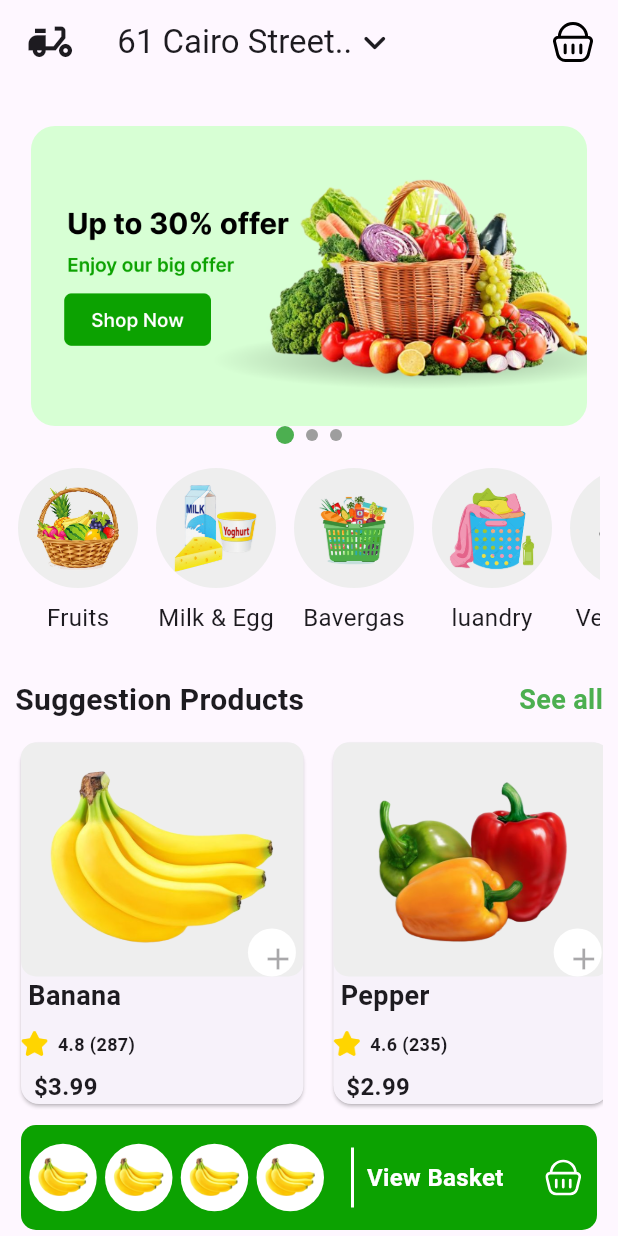
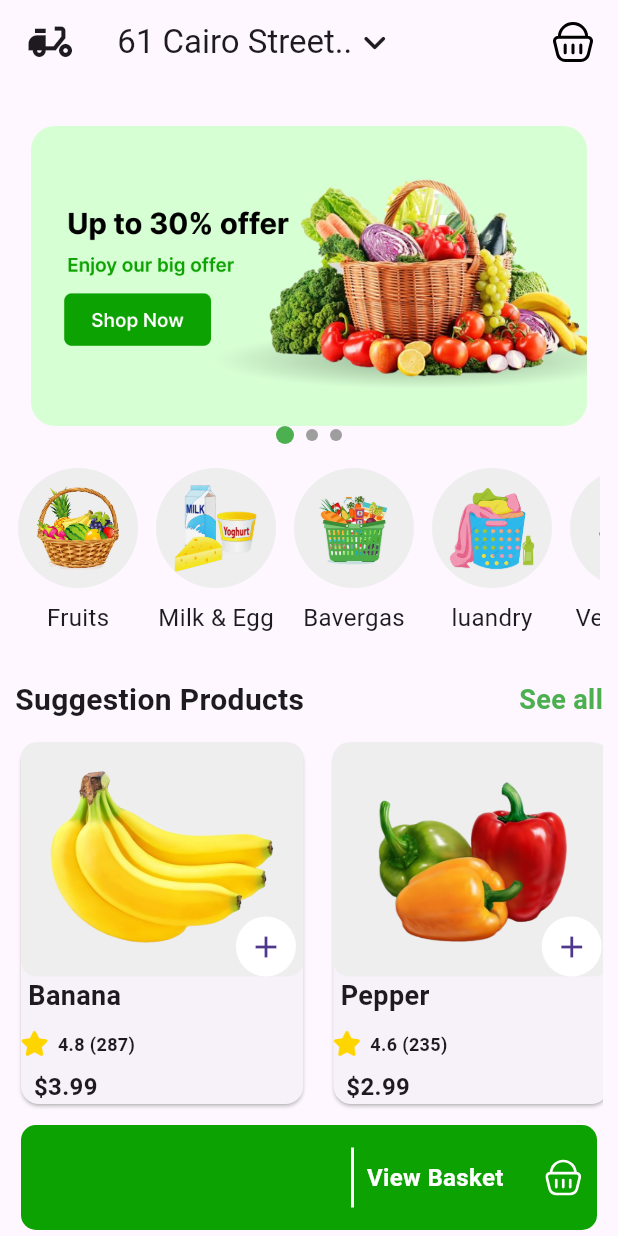
Before and after one commit to Omar-programming-12/fruit_store_app, a Flutter app: the screen it shows after launch, on a phone screen of 412 x 824 dp. Run offline on Flutter 3.47's test engine with Material 3 defaults, Android fonts, the phone set to English and light mode, and no system bars; drawn by our look-alikes of carousel_slider; our stand-ins replace flutter_svg.

Commit message:
third commit

```diff
--- a/lib/screens/home_screen.dart
+++ b/lib/screens/home_screen.dart
@@ -16,6 +16,7 @@ class HomeScreen extends StatefulWidget {
 }
 
 class _HomeScreenState extends State<HomeScreen> {
+
   List<ProductModel> product = [
     ProductModel(
       name: 'Banana',
@@ -66,7 +67,9 @@ class _HomeScreenState extends State<HomeScreen> {
                 CategoryItem(
                     imagePath: 'assets/assets/category/fruits.png',
                     label: 'Fruits',
-                    imageSize: 65),
+                    imageSize: 65
+
+                    ),
                     SizedBox(width: 12),
                 CategoryItem(
                     imagePath: 'assets/assets/category/egg.png',
@@ -126,37 +129,34 @@ Padding(
               productName: ' Banana',
               productDesc: '  4.8 (287)',
               productPrice: r'  $3.99',
-              onTap: (){},
+              onAddPressed: () {
+                setState(() {
+                  basketList.add(product[0].image);
+                });
+              },
             ),
             CustomCard(
               productImage: 'assets/assets/fruits/papper.png',
               productName: ' Pepper',
               productDesc: '  4.6 (235)',
               productPrice: r'  $2.99',
-              onTap: (){},
+              onAddPressed: () {
+                setState(() {
+                  basketList.add(product[1].image);
+                });
+              },
             ),
              CustomCard(
               productImage: 'assets/assets/fruits/orange.png',
               productName: ' Orange',
               productDesc: '  3.9 (118)',
               productPrice: r'  $4.99',
-              onTap: (){},
+              onAddPressed: () {
+                setState(() {
+                  basketList.add(product[2].image);
+                });
+              },
             ),
-            CustomCard(
-              productImage: 'assets/assets/fruits/download__2_-removebg-preview.png',
-              productName: ' Pineapple',
-              productDesc: '  2.4 (489)',
-              productPrice: r'  $7.99',
-              onTap: (){},
-            ),
-             CustomCard(
-              productImage: 'assets/assets/fruits/image-removebg-preview.png',
-              productName: ' Apple',
-              productDesc: '  3.2 (362)',
-              productPrice: r'  $5.79',
-              onTap: (){},
-            ),
-
           ],
         ),
       ),
@@ -178,7 +178,7 @@ Padding(
                 width: 220,
             child:
               ListView.builder(
-              itemCount: 4,
+              itemCount: basketList.length,
               scrollDirection: Axis.horizontal,
               itemBuilder: (context , index){
                 return Padding(
@@ -192,7 +192,7 @@ Padding(
                             ),
                             child: Padding(
                               padding: const EdgeInsets.all(4),
-                              child: Image.asset('assets/assets/fruits/banana.png'),
+                              child: Image.asset(basketList[index]),
                             ),
                   ),
                 );
@@ -213,6 +213,22 @@ Padding(
               ),),
               Spacer(),
  SvgPicture.asset('assets/assets/icons/basket.svg',color: Colors.white,width: 25,height: 25,),
+              if(basketList.isNotEmpty)
+              Positioned(
+              right: 0,
+              top: 0,
+              child:
+              CircleAvatar(
+                radius: 8,
+                backgroundColor: Colors.red,
+                child: Text(
+                  basketList.length.toString(),
+                  style: TextStyle(
+                    fontSize: 10,
+                    color: Colors.white
+                  ),
+                ),
+              ),),
               SizedBox(width: 10),
              ],
           ),
--- a/lib/widgets/custom_card.dart
+++ b/lib/widgets/custom_card.dart
@@ -7,15 +7,14 @@ class CustomCard extends StatelessWidget {
     required this.productDesc,
     required this.productPrice,
     required this.productImage,
-    required this.onTap,
-    this.onAddPressed,
+    required this.onAddPressed,
   });
   final productImage;
   final productName;
   final productDesc;
   final productPrice;
-  final Function()? onTap;
-  final VoidCallback? onAddPressed;
+  final VoidCallback onAddPressed;
+
   @override
   Widget build(BuildContext context) {
     return Card(
@@ -36,16 +35,13 @@ class CustomCard extends StatelessWidget {
                 fit: BoxFit.cover,
               ),
             ),
-            Positioned(
+           Positioned(
             bottom: 0,right: 5,
             child:
-               GestureDetector(
-                onTap: onTap,
-                 child: CircleAvatar(
-                 radius: 16,
-                  backgroundColor: Colors.white,
-                  child:  IconButton(onPressed: onAddPressed, icon: Icon(Icons.add),),),
-               ),
+              const CircleAvatar(
+                radius: 20,
+                backgroundColor: Colors.white,
+                child:  Icon(Icons.add,),),
 
              ),
             ],
```
